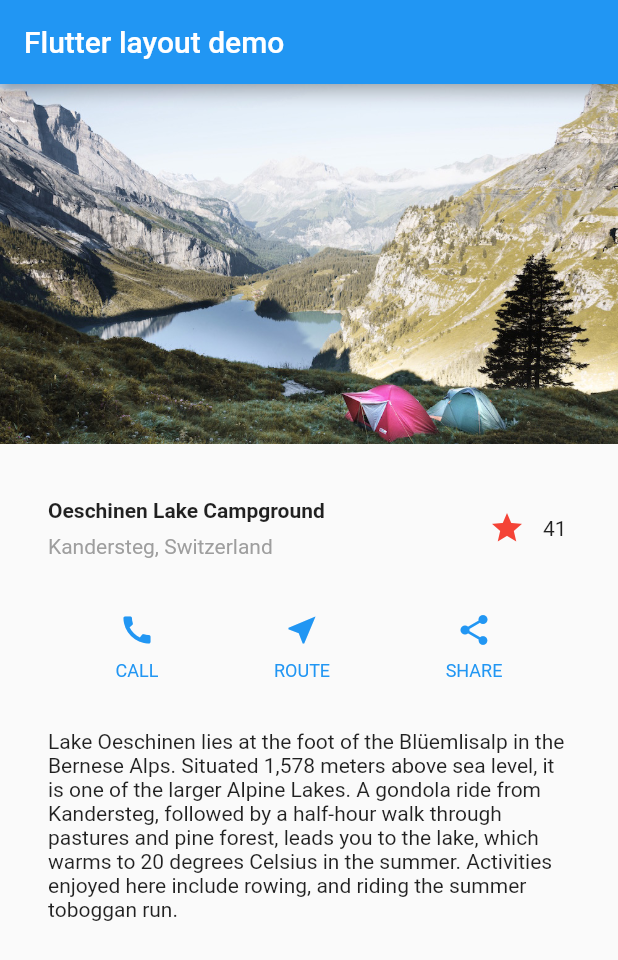
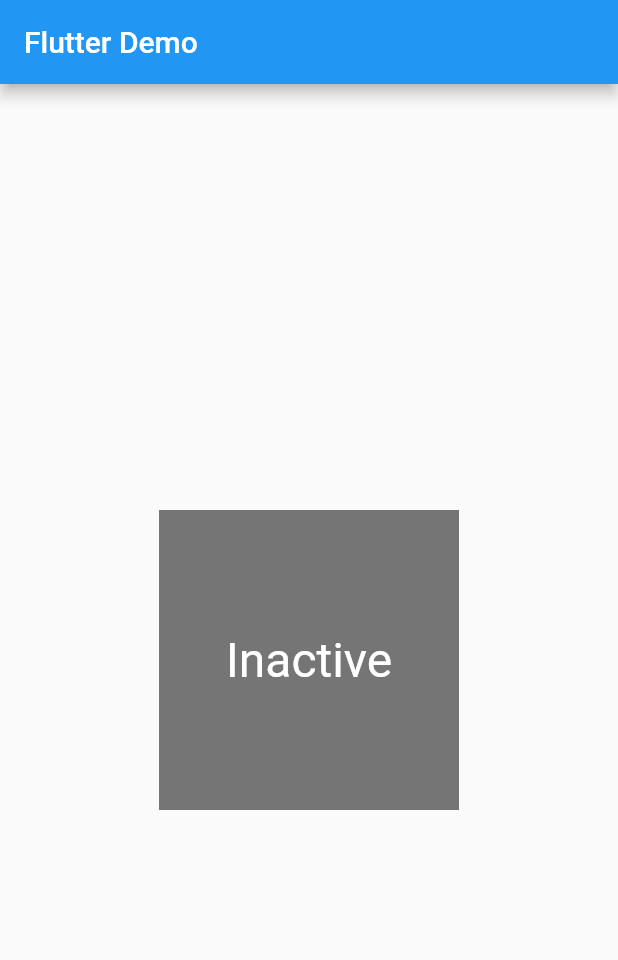
Before and after one commit to IoNishimura/flutter_tutorials, a Flutter app: the screen it shows after launch, on a phone screen of 412 x 824 dp. Shown: the top 960 px of the screen. Run offline on Flutter 3.47's test engine with Material 2 defaults, Android fonts, the phone set to English and light mode, and no system bars.

Commit message:
widget自体が状態管理するときの実装チュートリアル

```diff
--- a/lib/main.dart
+++ b/lib/main.dart
@@ -5,95 +5,16 @@ void main() => runApp(MyApp());
 class MyApp extends StatelessWidget {
   @override
   Widget build(BuildContext context) {
-    Color color = Theme.of(context).primaryColor;
-
-    Widget titleScreen = Container(
-      padding: const EdgeInsets.all(32),
-      child: Row(
-        children: [
-          Expanded(
-            child: Column(
-              crossAxisAlignment: CrossAxisAlignment.start,
-              children: [
-                Container(
-                  padding: const EdgeInsets.only(bottom: 8.0),
-                  child: Text(
-                    'Oeschinen Lake Campground',
-                    style: TextStyle(fontWeight: FontWeight.bold),
-                  ),
-                ),
-                Text(
-                  'Kandersteg, Switzerland',
-                  style: TextStyle(color: Colors.grey[500]),
-                )
-              ],
-            ),
-          ),
-          FavoriteWidget(),
-        ],
-      ),
-    );
-
-    Widget buttonSection = Container(
-        child: Row(
-      mainAxisAlignment: MainAxisAlignment.spaceEvenly,
-      children: [
-        _buildButtonColumn(color, Icons.call, 'CALL'),
-        _buildButtonColumn(color, Icons.near_me, 'ROUTE'),
-        _buildButtonColumn(color, Icons.share, 'SHARE'),
-      ],
-    ));
-
-    Widget textSection = Container(
-      padding: const EdgeInsets.all(32),
-      child: Text(
-          'Lake Oeschinen lies at the foot of the Blüemlisalp in the Bernese '
-          'Alps. Situated 1,578 meters above sea level, it is one of the '
-          'larger Alpine Lakes. A gondola ride from Kandersteg, followed by a '
-          'half-hour walk through pastures and pine forest, leads you to the '
-          'lake, which warms to 20 degrees Celsius in the summer. Activities '
-          'enjoyed here include rowing, and riding the summer toboggan run.',
-          softWrap: true),
-    );
-
     return MaterialApp(
-      title: 'Flutter layout demo',
+      title: 'Flutter Demo',
       home: Scaffold(
         appBar: AppBar(
-          title: Text('Flutter layout demo'),
+          title: Text('Flutter Demo'),
         ),
-        body: ListView(
-          children: [
-            Image.asset(
-              'assets/images/lake.jpg',
-              width: 600,
-              height: 240,
-              fit: BoxFit.cover,
-            ),
-            titleScreen,
-            buttonSection,
-            textSection
-          ],
+        body: Center(
+          child: TapboxA(),
         ),
       ),
-    );
-  }
-
-  Column _buildButtonColumn(Color color, IconData icon, String label) {
-    return Column(
-      mainAxisSize: MainAxisSize.min,
-      mainAxisAlignment: MainAxisAlignment.center,
-      children: [
-        Icon(icon, color: color),
-        Container(
-          margin: const EdgeInsets.only(top: 8.0),
-          child: Text(
-            label,
-            style: TextStyle(
-                fontSize: 12, fontWeight: FontWeight.w400, color: color),
-          ),
-        )
-      ],
     );
   }
 }
@@ -140,3 +61,45 @@ class _FavoriteWidgetState extends State<FavoriteWidget> {
     );
   }
 }
+
+// TapboxA manages its own state.
+
+//------------------------- TapboxA ----------------------------------
+class TapboxA extends StatefulWidget {
+  TapboxA({Key key}) : super(key: key);
+  @override
+  _TapboxAState createState() => _TapboxAState();
+}
+
+class _TapboxAState extends State<TapboxA> {
+  bool _active = false;
+
+  void _handleTap() {
+    setState(() {
+      _active = !_active;
+    });
+  }
+
+  @override
+  Widget build(BuildContext context) {
+    return GestureDetector(
+      onTap: _handleTap,
+      child: Container(
+        child: Center(
+          child: Text(
+            _active ? 'Active' : 'Inactive',
+            style: TextStyle(
+              fontSize: 32.0,
+              color: Colors.white,
+            ),
+          ),
+        ),
+        width: 200.0,
+        height: 200.0,
+        decoration: BoxDecoration(
+          color: _active ? Colors.lightGreen[700] : Colors.grey[600],
+        ),
+      ),
+    );
+  }
+}
```
